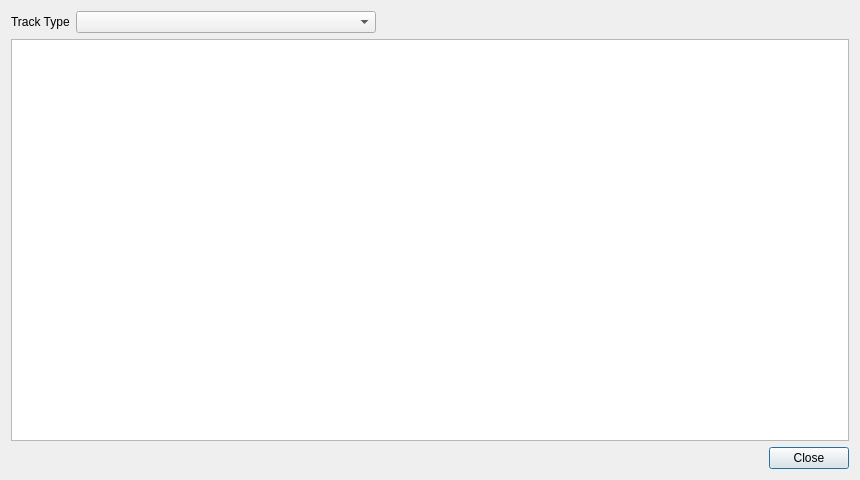
First picture: the form in oom/widgets/midiassignbase.ui, repository ccherrett/oom, before the edit.
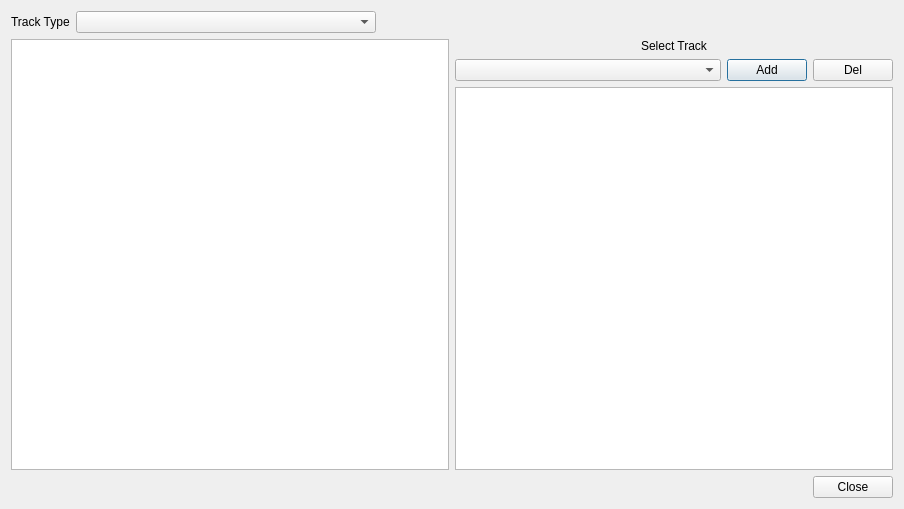
Second picture: the form after the edit.

Commit message: Midi Learn first draft is here at last

The edit to the form file:
```diff
--- a/oom/widgets/midiassignbase.ui
+++ b/oom/widgets/midiassignbase.ui
@@ -6,8 +6,8 @@
    <rect>
     <x>0</x>
     <y>0</y>
-    <width>860</width>
-    <height>480</height>
+    <width>904</width>
+    <height>509</height>
    </rect>
   </property>
   <property name="windowTitle">
@@ -55,8 +55,89 @@
     </layout>
    </item>
    <item>
+    <layout class="QHBoxLayout" name="horizontalLayout_2" stretch="0,0">
+     <item>
     <widget class="QTableView" name="tableView">
      <property name="editTriggers">
+        <set>QAbstractItemView::AnyKeyPressed|QAbstractItemView::DoubleClicked|QAbstractItemView::EditKeyPressed|QAbstractItemView::SelectedClicked</set>
+       </property>
+       <property name="alternatingRowColors">
+        <bool>true</bool>
+       </property>
+       <property name="selectionMode">
+        <enum>QAbstractItemView::SingleSelection</enum>
+       </property>
+       <property name="selectionBehavior">
+        <enum>QAbstractItemView::SelectRows</enum>
+       </property>
+       <attribute name="horizontalHeaderVisible">
+        <bool>true</bool>
+       </attribute>
+       <attribute name="verticalHeaderVisible">
+        <bool>false</bool>
+       </attribute>
+       <attribute name="verticalHeaderVisible">
+        <bool>false</bool>
+       </attribute>
+       <attribute name="horizontalHeaderVisible">
+        <bool>true</bool>
+       </attribute>
+      </widget>
+     </item>
+     <item>
+      <layout class="QVBoxLayout" name="verticalLayout_2">
+       <property name="rightMargin">
+        <number>0</number>
+       </property>
+       <item>
+        <widget class="QLabel" name="m_trackname">
+         <property name="text">
+          <string>Select Track</string>
+         </property>
+         <property name="alignment">
+          <set>Qt::AlignCenter</set>
+         </property>
+        </widget>
+       </item>
+       <item>
+        <layout class="QHBoxLayout" name="horizontalLayout_3">
+         <property name="topMargin">
+          <number>0</number>
+         </property>
+         <item>
+          <widget class="QComboBox" name="m_cmbControl"/>
+         </item>
+         <item>
+          <widget class="QPushButton" name="m_btnAdd">
+           <property name="sizePolicy">
+            <sizepolicy hsizetype="Fixed" vsizetype="Fixed">
+             <horstretch>0</horstretch>
+             <verstretch>0</verstretch>
+            </sizepolicy>
+           </property>
+           <property name="text">
+            <string>Add</string>
+           </property>
+          </widget>
+         </item>
+         <item>
+          <widget class="QPushButton" name="m_btnDelete">
+           <property name="sizePolicy">
+            <sizepolicy hsizetype="Fixed" vsizetype="Fixed">
+             <horstretch>0</horstretch>
+             <verstretch>0</verstretch>
+            </sizepolicy>
+           </property>
+           <property name="text">
+            <string>Del</string>
+           </property>
+          </widget>
+         </item>
+        </layout>
+       </item>
+       <item>
+        <widget class="QTableView" name="m_ccEdit">
+         <property name="editTriggers">
       <set>QAbstractItemView::AllEditTriggers</set>
      </property>
      <property name="alternatingRowColors">
@@ -65,13 +146,23 @@
      <property name="selectionBehavior">
       <enum>QAbstractItemView::SelectRows</enum>
      </property>
+         <attribute name="horizontalHeaderStretchLastSection">
+          <bool>true</bool>
+         </attribute>
      <attribute name="verticalHeaderVisible">
       <bool>false</bool>
      </attribute>
      <attribute name="verticalHeaderVisible">
       <bool>false</bool>
      </attribute>
-    </widget>
+         <attribute name="horizontalHeaderStretchLastSection">
+          <bool>true</bool>
+         </attribute>
+        </widget>
+       </item>
+      </layout>
+     </item>
+    </layout>
    </item>
    <item>
     <layout class="QHBoxLayout" name="buttonBox">
```
Left out of the diff: 3 changed lines with no effect on the pictures. Lines whose indentation alone changed are shown as unchanged. The commit also changes 21 other files.
